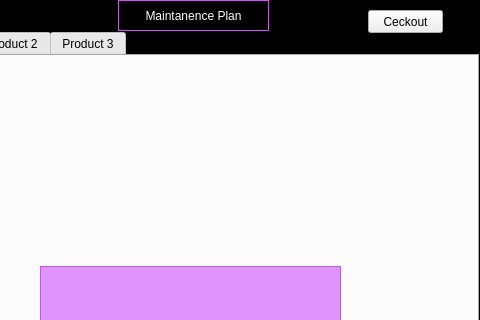
The window that CS1C-Project-Master/ViewProducts.ui (AustinVaday/CS1C-Class-Project) describes before a commit, drawn with Qt 5; both pictures show x 102 to 582 and y 0 to 320 of the 582 by 480 pixel window.
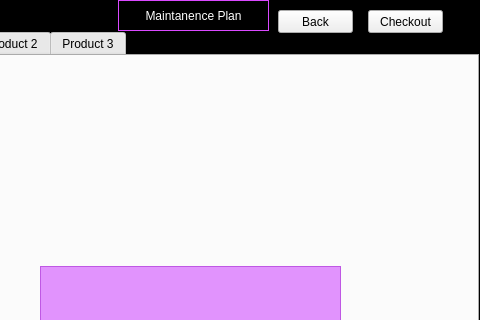
The same window after the commit. The open tabs and pages were chosen to show the change. Icons and pictures are not drawn.

```diff
--- a/CS1C-Project-Master/ViewProducts.ui
+++ b/CS1C-Project-Master/ViewProducts.ui
@@ -272,7 +272,20 @@
     </rect>
    </property>
    <property name="text">
-    <string>Ceckout</string>
+    <string>Checkout</string>
+   </property>
+  </widget>
+  <widget class="QPushButton" name="backButton">
+   <property name="geometry">
+    <rect>
+     <x>380</x>
+     <y>10</y>
+     <width>75</width>
+     <height>23</height>
+    </rect>
+   </property>
+   <property name="text">
+    <string>Back</string>
    </property>
   </widget>
  </widget>
```
Left out of the diff: 2 changed lines with no effect on the pictures.
